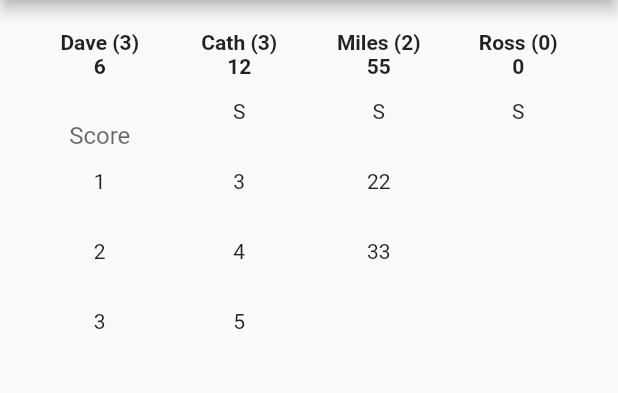
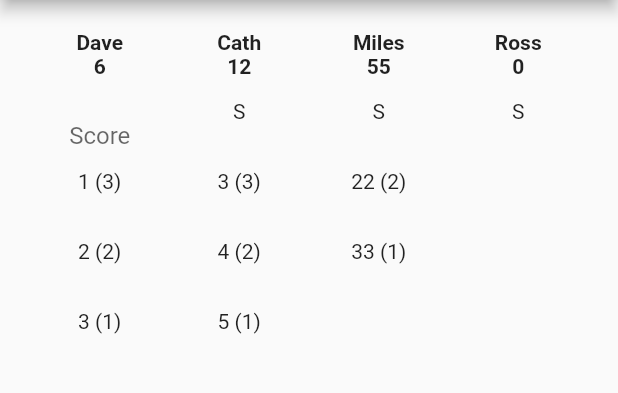
Before and after one commit to dgodd/scorekeeper, a Flutter app: the screen it shows after launch, on a phone screen of 412 x 824 dp, the part 84-477 px from its top. Run offline on Flutter 3.47's test engine with Material 2 defaults, Android fonts, the phone set to English and light mode, and no system bars; our stand-ins replace tuple.

Commit message:
show number of scores next to individual values rather than player

```diff
--- a/lib/main.dart
+++ b/lib/main.dart
@@ -57,7 +57,7 @@ class _MyHomePageState extends State<MyHomePage> {
           if (index < _scores.length) {
             var total = player.item2.fold(0, (t, v) => t + v);
             return Text(
-              "${player.item1} (${player.item2.length})\n$total",
+              "${player.item1}\n$total",
               textAlign: TextAlign.center,
               style: TextStyle(fontWeight: FontWeight.bold),
             );
@@ -100,7 +100,7 @@ class _MyHomePageState extends State<MyHomePage> {
           } else {
             var scoreIdx = (index / _scores.length).floor() - 2;
             if (scoreIdx < player.item2.length) {
-              return Text("${player.item2[scoreIdx]}",
+              return Text("${player.item2[scoreIdx]} (${player.item2.length - scoreIdx})",
                   textAlign: TextAlign.center);
             } else {
               return Text("", textAlign: TextAlign.center);
```
